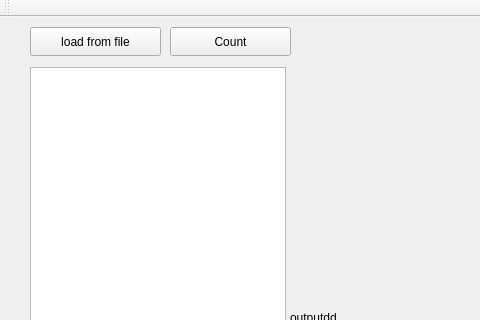
The window that textfinder.ui (dominicjust/test) describes before a commit, drawn with Qt 5; both pictures show x 0 to 480 and y 0 to 320 of the 594 by 645 pixel window.
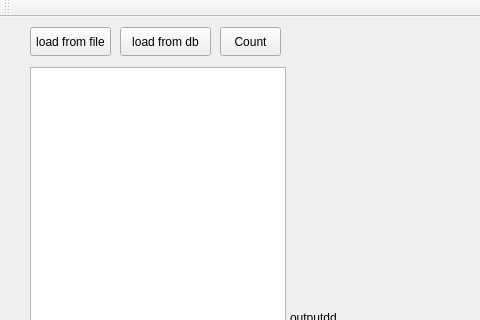
The same window after the commit.

What changed in the file:
```diff
--- a/textfinder.ui
+++ b/textfinder.ui
@@ -30,9 +30,9 @@
    <widget class="QPushButton" name="pushButton">
     <property name="geometry">
      <rect>
-      <x>170</x>
+      <x>220</x>
       <y>10</y>
-      <width>121</width>
+      <width>61</width>
       <height>29</height>
      </rect>
     </property>
@@ -55,7 +55,7 @@
      <rect>
       <x>30</x>
       <y>10</y>
-      <width>131</width>
+      <width>81</width>
       <height>29</height>
      </rect>
     </property>
@@ -63,6 +63,19 @@
      <string>load from file</string>
     </property>
    </widget>
+   <widget class="QPushButton" name="pushButton_3">
+    <property name="geometry">
+     <rect>
+      <x>120</x>
+      <y>10</y>
+      <width>91</width>
+      <height>29</height>
+     </rect>
+    </property>
+    <property name="text">
+     <string>load from db</string>
+    </property>
+   </widget>
   </widget>
   <widget class="QMenuBar" name="menuBar">
    <property name="geometry">
```
